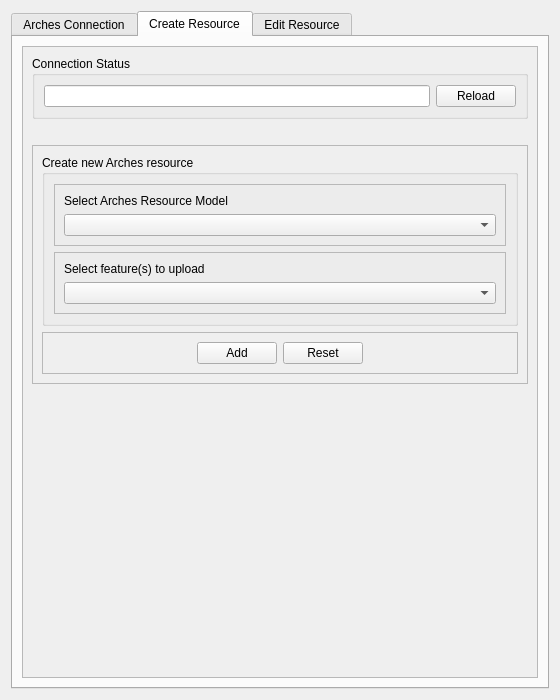
First picture: the form in arches_project_dialog_base.ui, repository k-int/arches-qgis-plugin, before the edit.
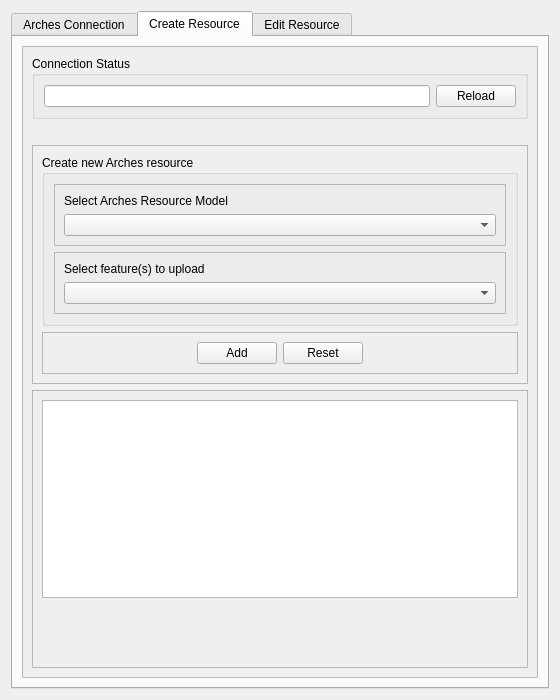
Second picture: the form after the edit.

Commit message: adding create resource functionality

Diff of the .ui file:
```diff
--- a/arches_project_dialog_base.ui
+++ b/arches_project_dialog_base.ui
@@ -412,17 +412,39 @@
             </widget>
            </item>
            <item>
+            <widget class="QFrame" name="frame_6">
+             <property name="frameShape">
+              <enum>QFrame::StyledPanel</enum>
+             </property>
+             <property name="frameShadow">
+              <enum>QFrame::Raised</enum>
+             </property>
+             <layout class="QVBoxLayout" name="verticalLayout_12">
+              <item>
+               <widget class="QTextEdit" name="createResOutputBox">
+                <property name="readOnly">
+                 <bool>true</bool>
+                </property>
+               </widget>
+              </item>
+              <item>
             <spacer name="verticalSpacer_2">
              <property name="orientation">
               <enum>Qt::Vertical</enum>
              </property>
+                <property name="sizeType">
+                 <enum>QSizePolicy::Fixed</enum>
+                </property>
              <property name="sizeHint" stdset="0">
               <size>
                <width>20</width>
-               <height>40</height>
+                  <height>60</height>
               </size>
              </property>
             </spacer>
+              </item>
+             </layout>
+            </widget>
            </item>
           </layout>
          </widget>
```
Lines whose indentation alone changed are shown as unchanged. The commit also changes 1 other file.
